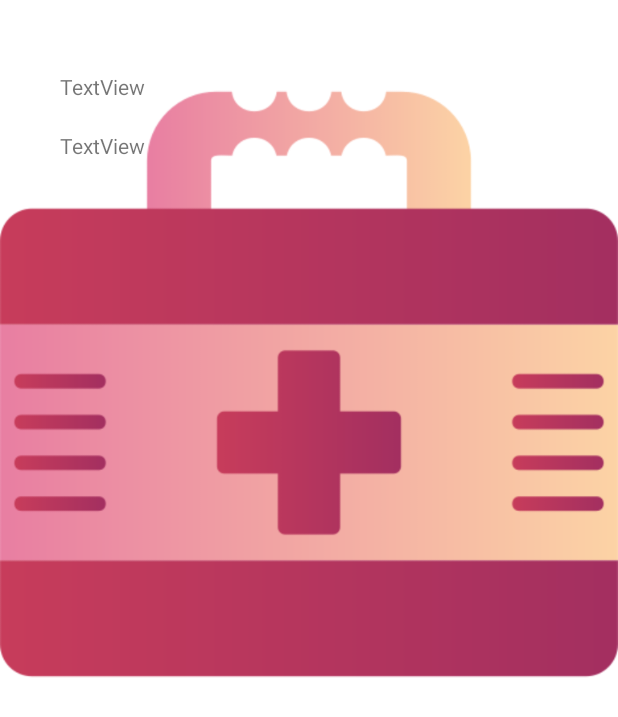
After one commit to SangPhem/LTDD_QuanLySucKhoe_Project, an Android app: the layout activity_food_details.xml on its own in the app's theme, with its tools: preview values and no code run, on a phone screen of 412 x 824 dp. The commit adds this screen. Shown: the top 717 px of the screen. Run offline under Robolectric (Android 15) with nearby library versions, the phone set to English and light mode, and no system bars; Roboto replaces fonts that are not available here.

Commit message:
menu
menu

```diff
--- a/app/build.gradle
+++ b/app/build.gradle
@@ -54,7 +54,8 @@ dependencies {
     implementation 'com.google.firebase:firebase-firestore' // firestore
     implementation 'com.google.firebase:firebase-firestore:21.4.0'
 
-
+    //picasso
+    implementation 'com.squareup.picasso:picasso:2.8'
 
     //material dialog
     implementation 'com.afollestad.material-dialogs:core:0.9.6.0'
@@ -68,4 +69,7 @@ dependencies {
     implementation 'com.hbb20:ccp:2.5.1'
     implementation 'com.github.blackfizz:eazegraph:1.2.2@aar'
     implementation 'com.nineoldandroids:library:2.4.0'
+
+    //FirebaseUI for Cloud FireStore
+    implementation 'com.firebaseui:firebase-ui-firestore:6.2.0'
 }
--- /dev/null
+++ b/app/src/main/res/layout/activity_food_details.xml
@@ -0,0 +1,45 @@
+<?xml version="1.0" encoding="utf-8"?>
+<androidx.constraintlayout.widget.ConstraintLayout xmlns:android="http://schemas.android.com/apk/res/android"
+    xmlns:app="http://schemas.android.com/apk/res-auto"
+    xmlns:tools="http://schemas.android.com/tools"
+    android:layout_width="match_parent"
+    android:layout_height="match_parent"
+    tools:context=".FoodDetails">
+
+    <androidx.appcompat.widget.AppCompatImageView
+        android:src="@drawable/doctor"
+        android:id="@+id/image_view"
+        android:layout_width="match_parent"
+        android:layout_height="wrap_content"
+        app:layout_constraintEnd_toEndOf="parent"
+        app:layout_constraintStart_toStartOf="parent"
+        app:layout_constraintTop_toTopOf="parent">
+
+    </androidx.appcompat.widget.AppCompatImageView>
+
+    <TextView
+        android:id="@+id/txttitle"
+        android:layout_width="wrap_content"
+        android:layout_height="wrap_content"
+        android:layout_marginTop="48dp"
+        android:text="TextView"
+        app:layout_constraintEnd_toEndOf="parent"
+        app:layout_constraintHorizontal_bias="0.113"
+        app:layout_constraintStart_toStartOf="parent"
+        app:layout_constraintTop_toTopOf="parent" />
+
+    <TextView
+        android:id="@+id/txtdes"
+        android:layout_width="wrap_content"
+        android:layout_height="wrap_content"
+        android:layout_marginTop="20dp"
+        android:text="TextView"
+        app:layout_constraintEnd_toEndOf="parent"
+        app:layout_constraintHorizontal_bias="0.113"
+        app:layout_constraintStart_toStartOf="parent"
+        app:layout_constraintTop_toBottomOf="@+id/txttitle" />
+
+
+
+
+</androidx.constraintlayout.widget.ConstraintLayout>
--- a/app/src/main/res/values/strings.xml
+++ b/app/src/main/res/values/strings.xml
@@ -7,7 +7,7 @@
     <string name="nav_logout">Đăng xuất</string>
 
 
-
+    <string name="title">Thực đơn ngày 1:</string>
 
 
     <string name="online_pharmacy">Online\nPharmacy</string>
--- a/build.gradle
+++ b/build.gradle
@@ -4,7 +4,7 @@ buildscript {
         google()
         mavenCentral()
         maven {
-            url "https://jitpack.io"
+            url "https://jitpack.io/"
         }
     }
     dependencies {
```
Also changed, not shown: app/src/main/AndroidManifest.xml (+11 -3 lines), app/src/main/java/com/example/doan/FoodDetails.java (added, +41 -0 lines), app/src/main/java/com/example/doan/FoodRecActivity.java (added, +110 -0 lines), app/src/main/java/com/example/doan/FoodsModel.java (added, +39 -0 lines), app/src/main/res/layout/activity_food_rec.xml (added, +17 -0 lines), app/src/main/res/layout/list_item_single.xml (added, +40 -0 lines), 1 other file.
